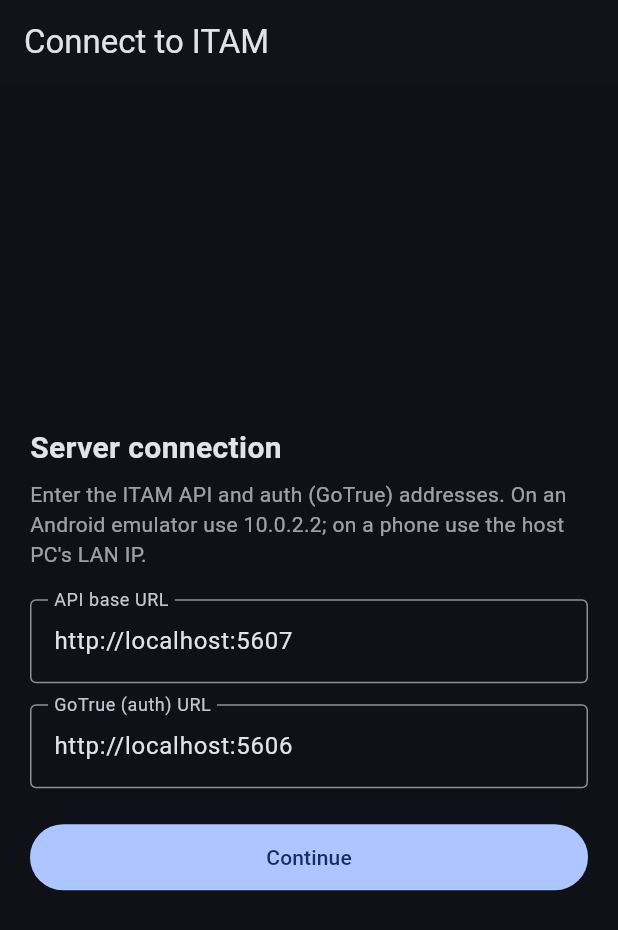
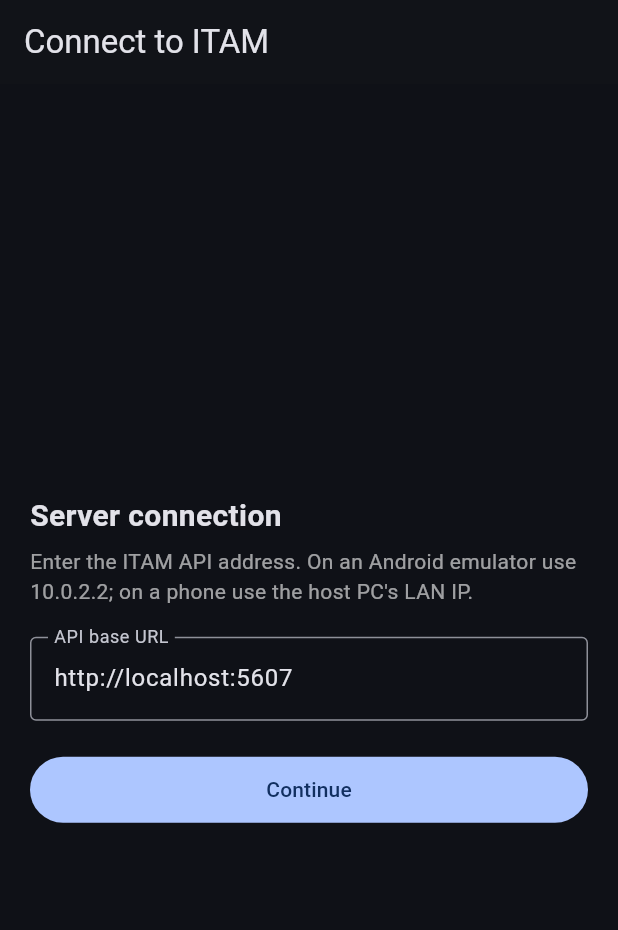
Before and after one commit to kwaabs/itam, a Flutter app: the screen it shows after launch, on a phone screen of 412 x 824 dp. Shown: the top 930 px of the screen. Run offline on Flutter 3.47's test engine with Material 3 defaults, Android fonts, the phone set to English and light mode, and no system bars; our stand-ins replace dio, flutter_map, flutter_secure_storage, geolocator, latlong2, shared_preferences; missing offline and left inert: dart:html, flutter_web_auth_2, mobile_scanner.

Commit message:
Repoint mobile Azure SSO to the native backend flow (Slice 7, mobile)
startAzureLogin/completeAzureLogin now hit the API's
/auth/azure/start instead of GoTrue's /authorize, on both web and
native (flutter_web_auth_2) builds.

GoTrue is no longer referenced anywhere in the mobile app, so the
separate "GoTrue URL" field is gone from AppConfig, the setup
screen, and local persistence - one connection field (API base URL)
is now enough. Existing installs with a saved gotrue_url pref are
unaffected; it's just no longer read.

Co-Authored-By: Claude Sonnet 5 <noreply@anthropic.com>
Claude-Session: https://claude.ai/code/session_01TRdFokpEsyGx1btfXU59ts

```diff
--- a/mobile/lib/core/app_state.dart
+++ b/mobile/lib/core/app_state.dart
@@ -9,7 +9,7 @@ import 'oauth_redirect.dart' as oauth;
 
 enum AppStatus { loading, needsSetup, needsLogin, ready }
 
-/// Central app store: connection config, GoTrue tokens, the authenticated Dio
+/// Central app store: connection config, auth tokens, the authenticated Dio
 /// client, and the current user's permissions. Screens read this via provider.
 class AppController extends ChangeNotifier {
   AppController();
@@ -37,10 +37,9 @@ class AppController extends ChangeNotifier {
   Future<void> init() async {
     final prefs = await SharedPreferences.getInstance();
     final api = prefs.getString('api_base_url');
-    final gotrue = prefs.getString('gotrue_url');
     final configured = prefs.getBool('configured') ?? false;
-    if (configured && api != null && gotrue != null) {
-      _config = AppConfig(apiBaseUrl: api, gotrueUrl: gotrue);
+    if (configured && api != null) {
+      _config = AppConfig(apiBaseUrl: api);
     }
     _buildDio();
 
@@ -112,7 +111,6 @@ class AppController extends ChangeNotifier {
     _config = cfg;
     final prefs = await SharedPreferences.getInstance();
     await prefs.setString('api_base_url', cfg.apiBaseUrl.trim());
-    await prefs.setString('gotrue_url', cfg.gotrueUrl.trim());
     await prefs.setBool('configured', true);
     _buildDio();
     _set(_accessToken == null ? AppStatus.needsLogin : AppStatus.ready);
@@ -153,11 +151,12 @@ class AppController extends ChangeNotifier {
     if (origin == null || origin.isEmpty) {
       throw UnsupportedError('Azure AD sign-in requires a valid return URL');
     }
-    oauth.startAzureLogin(_config.gotrueUrl, origin);
+    oauth.startAzureLogin(_config.apiBaseUrl, origin);
   }
 
-  /// Microsoft SSO through GoTrue. On web the browser navigates away; on native
-  /// the system browser returns a GoTrue token via the itam:// deep link.
+  /// Microsoft SSO through the API's native Azure OIDC client. On web the
+  /// browser navigates away; on native the system browser returns a token
+  /// via the itam:// deep link.
   Future<String?> loginWithMicrosoft() async {
     if (kIsWeb) {
       try {
@@ -167,7 +166,7 @@ class AppController extends ChangeNotifier {
       }
       return null;
     }
-    final outcome = await oauth.completeAzureLogin(_config.gotrueUrl);
+    final outcome = await oauth.completeAzureLogin(_config.apiBaseUrl);
     if (outcome.cancelled) return null;
     if (outcome.error != null) return outcome.error;
     final token = outcome.token;
--- a/mobile/lib/core/config.dart
+++ b/mobile/lib/core/config.dart
@@ -1,21 +1,14 @@
 /// Connection settings entered on first launch and persisted locally.
 class AppConfig {
   final String apiBaseUrl;
-  final String gotrueUrl;
 
-  const AppConfig({required this.apiBaseUrl, required this.gotrueUrl});
+  const AppConfig({required this.apiBaseUrl});
 
-  /// Sensible dev defaults. For the Android emulator use 10.0.2.2 instead of
+  /// Sensible dev default. For the Android emulator use 10.0.2.2 instead of
   /// localhost; on a physical device use the host machine's LAN IP.
-  static const defaults = AppConfig(
-    apiBaseUrl: 'http://localhost:5607',
-    gotrueUrl: 'http://localhost:5606',
-  );
+  static const defaults = AppConfig(apiBaseUrl: 'http://localhost:5607');
 
-  AppConfig copyWith({String? apiBaseUrl, String? gotrueUrl}) => AppConfig(
-        apiBaseUrl: apiBaseUrl ?? this.apiBaseUrl,
-        gotrueUrl: gotrueUrl ?? this.gotrueUrl,
-      );
+  AppConfig copyWith({String? apiBaseUrl}) => AppConfig(apiBaseUrl: apiBaseUrl ?? this.apiBaseUrl);
 
-  bool get isComplete => apiBaseUrl.trim().isNotEmpty && gotrueUrl.trim().isNotEmpty;
+  bool get isComplete => apiBaseUrl.trim().isNotEmpty;
 }
--- a/mobile/lib/core/oauth_common.dart
+++ b/mobile/lib/core/oauth_common.dart
@@ -1,4 +1,4 @@
-/// Result of a GoTrue Azure AD sign-in attempt on native platforms.
+/// Result of an Azure AD sign-in attempt on native platforms.
 class AzureLoginOutcome {
   final String? token;
   final String? refreshToken;
--- a/mobile/lib/screens/setup_screen.dart
+++ b/mobile/lib/screens/setup_screen.dart
@@ -4,7 +4,7 @@ import 'package:provider/provider.dart';
 import '../core/app_state.dart';
 import '../core/config.dart';
 
-/// First-run connection setup: where the API and GoTrue live.
+/// First-run connection setup: where the API lives.
 class SetupScreen extends StatefulWidget {
   const SetupScreen({super.key});
 
@@ -14,7 +14,6 @@ class SetupScreen extends StatefulWidget {
 
 class _SetupScreenState extends State<SetupScreen> {
   late final TextEditingController _api;
-  late final TextEditingController _gotrue;
   bool _saving = false;
 
   @override
@@ -22,21 +21,17 @@ class _SetupScreenState extends State<SetupScreen> {
     super.initState();
     final cfg = context.read<AppController>().config;
     _api = TextEditingController(text: cfg.apiBaseUrl);
-    _gotrue = TextEditingController(text: cfg.gotrueUrl);
   }
 
   @override
   void dispose() {
     _api.dispose();
-    _gotrue.dispose();
     super.dispose();
   }
 
   Future<void> _save() async {
     setState(() => _saving = true);
-    await context.read<AppController>().saveConfig(
-          AppConfig(apiBaseUrl: _api.text.trim(), gotrueUrl: _gotrue.text.trim()),
-        );
+    await context.read<AppController>().saveConfig(AppConfig(apiBaseUrl: _api.text.trim()));
     if (mounted) setState(() => _saving = false);
   }
 
@@ -54,20 +49,14 @@ class _SetupScreenState extends State<SetupScreen> {
               const Text('Server connection', style: TextStyle(fontSize: 20, fontWeight: FontWeight.bold)),
               const SizedBox(height: 6),
               const Text(
-                'Enter the ITAM API and auth (GoTrue) addresses. On an Android emulator '
-                'use 10.0.2.2; on a phone use the host PC\'s LAN IP.',
+                'Enter the ITAM API address. On an Android emulator use 10.0.2.2; '
+                'on a phone use the host PC\'s LAN IP.',
                 style: TextStyle(color: Colors.white60),
               ),
               const SizedBox(height: 20),
               TextField(
                 controller: _api,
                 decoration: const InputDecoration(labelText: 'API base URL', hintText: 'http://localhost:5607'),
-                keyboardType: TextInputType.url,
-              ),
-              const SizedBox(height: 14),
-              TextField(
-                controller: _gotrue,
-                decoration: const InputDecoration(labelText: 'GoTrue (auth) URL', hintText: 'http://localhost:5606'),
                 keyboardType: TextInputType.url,
               ),
               const SizedBox(height: 22),
```
Also changed, not shown: mobile/lib/core/oauth_redirect_io.dart (+4 -5 lines), mobile/lib/core/oauth_redirect_web.dart (+7 -10 lines).
